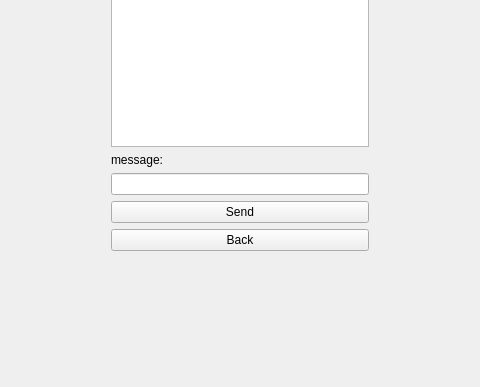
This is src/client_side/QtCode/mainmenuview.ui in nobourge/INFO-F209 as Qt 5 draws it before an edit; both pictures show x 170 to 650 and y 237 to 624 of the 820 by 624 pixel window. The edited form follows.
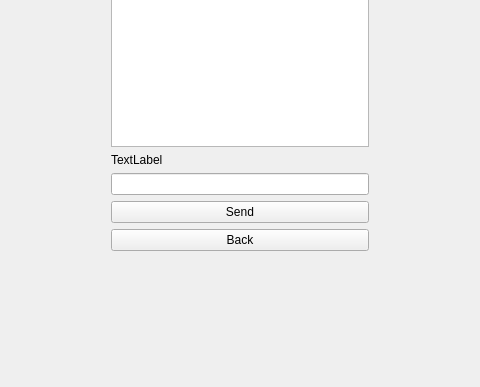
This is the edited form. The open tabs and pages were chosen to show the change. Icons and pictures are not drawn.

Commit message: Adding name of games in combobox for qt

```diff
--- a/src/client_side/QtCode/mainmenuview.ui
+++ b/src/client_side/QtCode/mainmenuview.ui
@@ -3917,7 +3917,7 @@
             <item>
              <widget class="QLabel" name="label">
               <property name="text">
-               <string>message:</string>
+               <string>TextLabel</string>
               </property>
              </widget>
             </item>
```
The commit also changes 4 other files.
